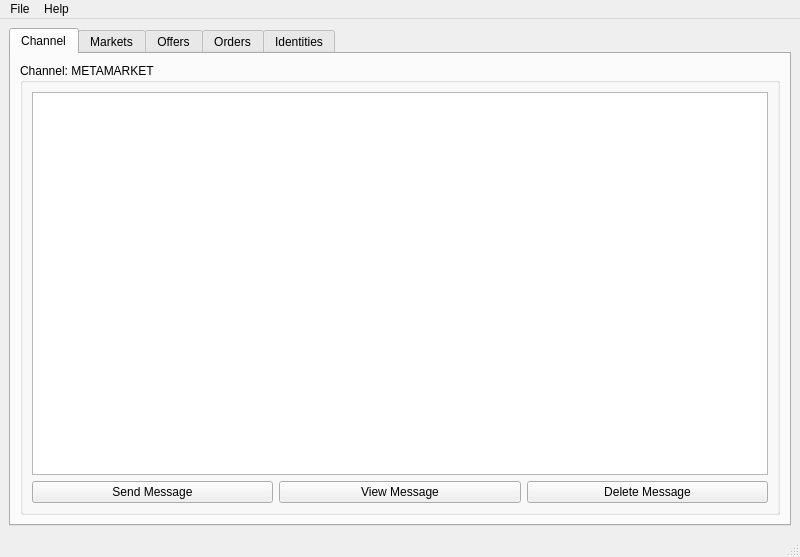
This is qtui/metamarket_qt.ui in metamarcdw/metamarket as Qt 5 draws it before an edit. The edited form follows.
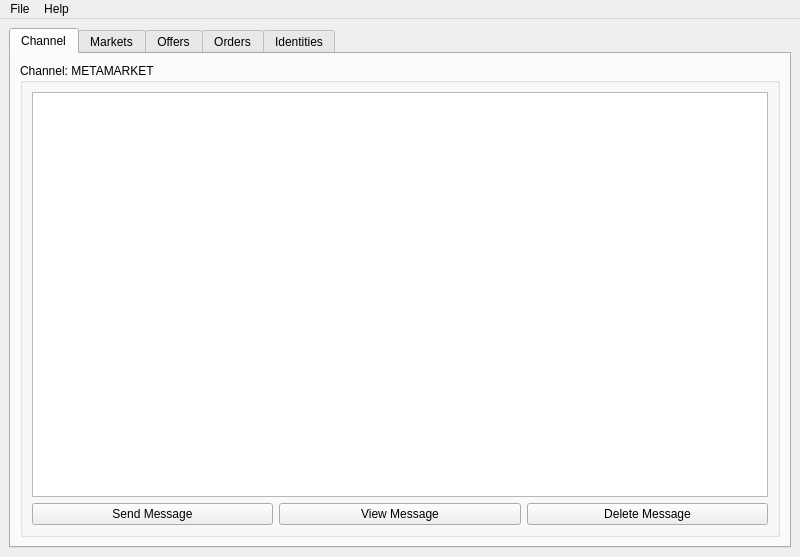
This is the edited form.

Commit message: Remove status bar

What changed in the file:
```diff
--- a/qtui/metamarket_qt.ui
+++ b/qtui/metamarket_qt.ui
@@ -441,7 +441,6 @@
    <addaction name="menuFile"/>
    <addaction name="menuHelp"/>
   </widget>
-  <widget class="QStatusBar" name="statusbar"/>
   <action name="actionClose">
    <property name="text">
     <string>Close</string>
```
The commit also changes 1 other file.
